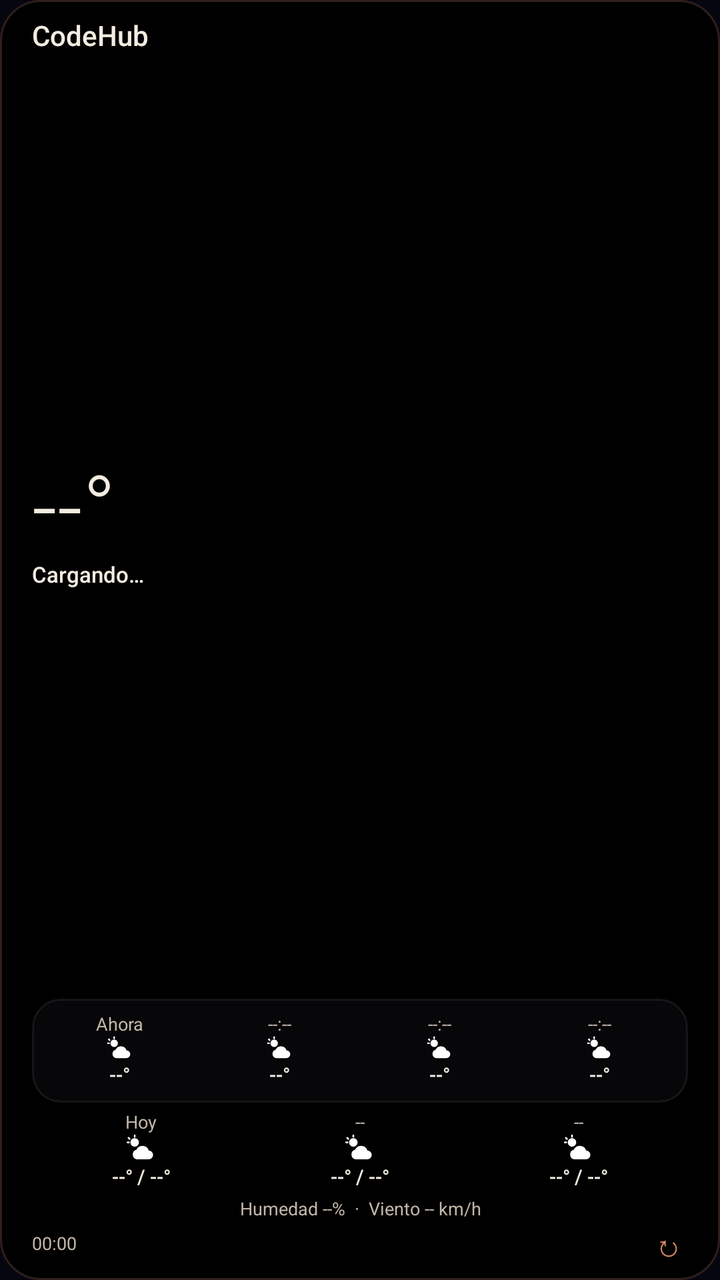
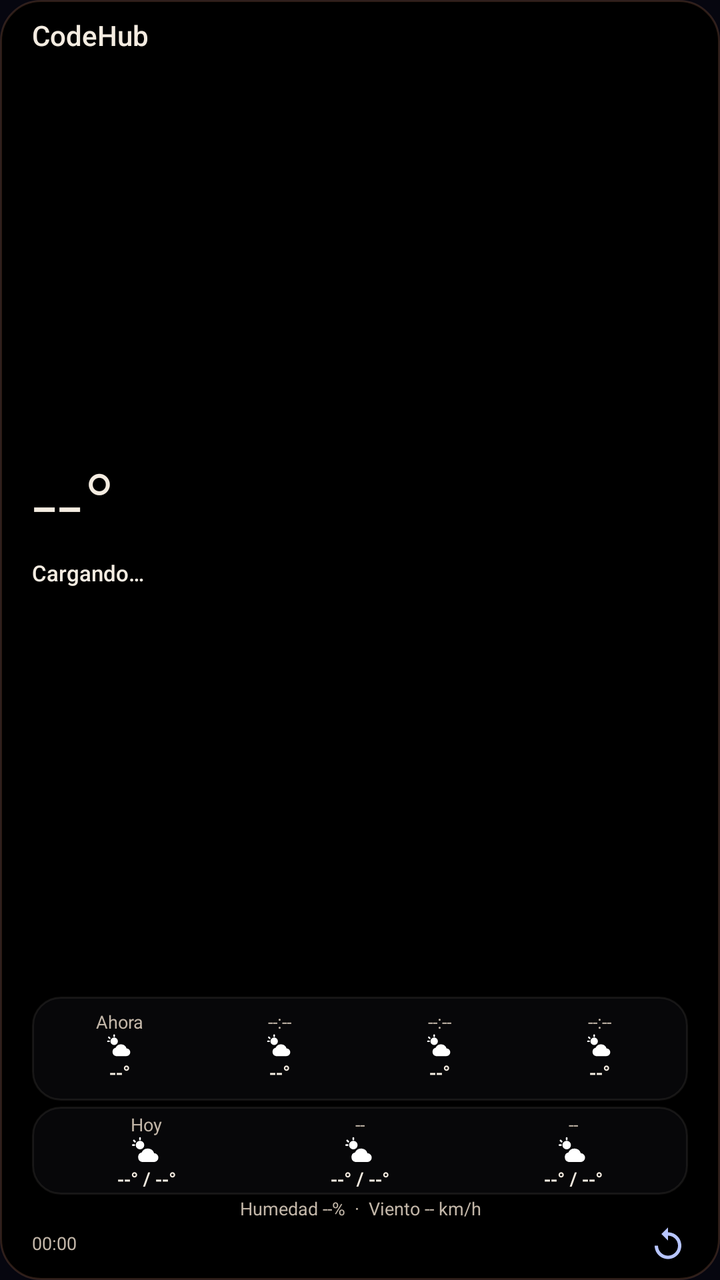

Before-and-after screenshots of an Android layout around one commit, followed by the original layout XML and the change that was made.
<!-- AndroidManifest.xml: application theme Theme.CodeHub -->
<!-- res/layout/widget_weather.xml -->
<?xml version="1.0" encoding="utf-8"?>
<FrameLayout xmlns:android="http://schemas.android.com/apk/res/android"
    android:id="@+id/widget_root"
    android:layout_width="match_parent"
    android:layout_height="match_parent"
    android:background="@drawable/widget_background">

    <ImageView
        android:id="@+id/widget_bg_image"
        android:layout_width="match_parent"
        android:layout_height="match_parent"
        android:scaleType="fitXY"
        android:contentDescription="@null" />

    <LinearLayout
        android:layout_width="match_parent"
        android:layout_height="match_parent"
        android:orientation="vertical"
        android:paddingStart="16dp"
        android:paddingTop="10dp"
        android:paddingEnd="16dp"
        android:paddingBottom="8dp">

        
        <LinearLayout
            android:layout_width="match_parent"
            android:layout_height="wrap_content"
            android:orientation="horizontal"
            android:gravity="center_vertical">

            <TextView
                android:includeFontPadding="false"
                android:id="@+id/widget_city"
                android:layout_width="0dp"
                android:layout_height="wrap_content"
                android:layout_weight="1"
                android:text="CodeHub"
                android:textColor="#F4ECE1"
                android:textSize="14sp"
                android:fontFamily="sans-serif-medium"
                android:maxLines="1"
                android:ellipsize="end" />

            <TextView
                android:includeFontPadding="false"
                android:id="@+id/widget_updated"
                android:layout_width="wrap_content"
                android:layout_height="wrap_content"
                android:text=""
                android:textColor="#C2B6A8"
                android:textSize="11sp"
                android:maxLines="1" />
        </LinearLayout>

        
        <LinearLayout
            android:layout_width="match_parent"
            android:layout_height="0dp"
            android:layout_weight="1"
            android:orientation="vertical"
            android:gravity="center_vertical">

            <TextView
                android:includeFontPadding="false"
                android:id="@+id/widget_temp"
                android:layout_width="wrap_content"
                android:layout_height="wrap_content"
                android:text="--°"
                android:textColor="#F4ECE1"
                android:textSize="44sp"
                android:fontFamily="sans-serif-light"
                android:maxLines="1" />

            <LinearLayout
                android:layout_width="match_parent"
                android:layout_height="wrap_content"
                android:layout_marginTop="1dp"
                android:orientation="horizontal"
                android:gravity="center_vertical">

                <TextView
                    android:includeFontPadding="false"
                    android:id="@+id/widget_condition"
                    android:layout_width="0dp"
                    android:layout_height="wrap_content"
                    android:layout_weight="1"
                    android:text="Cargando…"
                    android:textColor="#F4ECE1"
                    android:textSize="11sp"
                    android:fontFamily="sans-serif-medium"
                    android:maxLines="1"
                    android:ellipsize="end" />

                <TextView
                    android:includeFontPadding="false"
                    android:id="@+id/widget_feels"
                    android:layout_width="wrap_content"
                    android:layout_height="wrap_content"
                    android:paddingStart="8dp"
                    android:text=""
                    android:textColor="#C2B6A8"
                    android:textSize="10sp"
                    android:maxLines="1" />
            </LinearLayout>
        </LinearLayout>

        
        <LinearLayout
            android:id="@+id/widget_hourly"
            android:layout_width="match_parent"
            android:layout_height="52dp"
            android:layout_marginTop="3dp"
            android:orientation="horizontal"
            android:gravity="center_vertical"
            android:background="@drawable/widget_glass"
            android:paddingStart="4dp"
            android:paddingEnd="4dp"
            android:paddingTop="4dp"
            android:paddingBottom="4dp">

            <LinearLayout
                android:layout_width="0dp"
                android:layout_height="wrap_content"
                android:layout_weight="1"
                android:orientation="vertical"
                android:gravity="center">

                <TextView
                    android:includeFontPadding="false"
                    android:id="@+id/widget_h1_time"
                    android:layout_width="wrap_content"
                    android:layout_height="wrap_content"
                    android:text="Ahora"
                    android:textColor="#C2B6A8"
                    android:textSize="9sp"
                    android:maxLines="1" />

                <ImageView
                    android:id="@+id/widget_h1_icon"
                    android:layout_width="14dp"
                    android:layout_height="14dp"
                    android:contentDescription="@null"
                    android:src="@drawable/ic_wx_partly" />

                <TextView
                    android:includeFontPadding="false"
                    android:id="@+id/widget_h1_temp"
                    android:layout_width="wrap_content"
                    android:layout_height="wrap_content"
                    android:text="--°"
                    android:textColor="#F4ECE1"
                    android:textSize="10sp"
                    android:fontFamily="sans-serif-medium"
                    android:maxLines="1" />
            </LinearLayout>

            <LinearLayout
                android:layout_width="0dp"
                android:layout_height="wrap_content"
                android:layout_weight="1"
                android:orientation="vertical"
                android:gravity="center">

                <TextView
                    android:includeFontPadding="false"
                    android:id="@+id/widget_h2_time"
                    android:layout_width="wrap_content"
                    android:layout_height="wrap_content"
                    android:text="--:--"
                    android:textColor="#C2B6A8"
                    android:textSize="9sp"
                    android:maxLines="1" />

                <ImageView
                    android:id="@+id/widget_h2_icon"
                    android:layout_width="14dp"
                    android:layout_height="14dp"
                    android:contentDescription="@null"
                    android:src="@drawable/ic_wx_partly" />

                <TextView
                    android:includeFontPadding="false"
                    android:id="@+id/widget_h2_temp"
                    android:layout_width="wrap_content"
                    android:layout_height="wrap_content"
                    android:text="--°"
                    android:textColor="#F4ECE1"
                    android:textSize="10sp"
                    android:fontFamily="sans-serif-medium"
                    android:maxLines="1" />
            </LinearLayout>

            <LinearLayout
                android:layout_width="0dp"
                android:layout_height="wrap_content"
                android:layout_weight="1"
                android:orientation="vertical"
                android:gravity="center">

                <TextView
                    android:includeFontPadding="false"
                    android:id="@+id/widget_h3_time"
                    android:layout_width="wrap_content"
                    android:layout_height="wrap_content"
                    android:text="--:--"
                    android:textColor="#C2B6A8"
                    android:textSize="9sp"
                    android:maxLines="1" />

                <ImageView
                    android:id="@+id/widget_h3_icon"
                    android:layout_width="14dp"
                    android:layout_height="14dp"
                    android:contentDescription="@null"
                    android:src="@drawable/ic_wx_partly" />

                <TextView
                    android:includeFontPadding="false"
                    android:id="@+id/widget_h3_temp"
                    android:layout_width="wrap_content"
                    android:layout_height="wrap_content"
                    android:text="--°"
                    android:textColor="#F4ECE1"
                    android:textSize="10sp"
                    android:fontFamily="sans-serif-medium"
                    android:maxLines="1" />
            </LinearLayout>

            <LinearLayout
                android:layout_width="0dp"
                android:layout_height="wrap_content"
                android:layout_weight="1"
                android:orientation="vertical"
                android:gravity="center">

                <TextView
                    android:includeFontPadding="false"
                    android:id="@+id/widget_h4_time"
                    android:layout_width="wrap_content"
                    android:layout_height="wrap_content"
                    android:text="--:--"
                    android:textColor="#C2B6A8"
                    android:textSize="9sp"
                    android:maxLines="1" />

                <ImageView
                    android:id="@+id/widget_h4_icon"
                    android:layout_width="14dp"
                    android:layout_height="14dp"
                    android:contentDescription="@null"
                    android:src="@drawable/ic_wx_partly" />

                <TextView
                    android:includeFontPadding="false"
                    android:id="@+id/widget_h4_temp"
                    android:layout_width="wrap_content"
                    android:layout_height="wrap_content"
                    android:text="--°"
                    android:textColor="#F4ECE1"
                    android:textSize="10sp"
                    android:fontFamily="sans-serif-medium"
                    android:maxLines="1" />
            </LinearLayout>
        </LinearLayout>

        
        <LinearLayout
            android:id="@+id/widget_daily"
            android:layout_width="match_parent"
            android:layout_height="44dp"
            android:layout_marginTop="2dp"
            android:orientation="horizontal"
            android:gravity="center_vertical">

            <LinearLayout
                android:layout_width="0dp"
                android:layout_height="wrap_content"
                android:layout_weight="1"
                android:orientation="vertical"
                android:gravity="center">

                <TextView
                    android:includeFontPadding="false"
                    android:id="@+id/widget_d1_day"
                    android:layout_width="wrap_content"
                    android:layout_height="wrap_content"
                    android:text="Hoy"
                    android:textColor="#C2B6A8"
                    android:textSize="9sp"
                    android:maxLines="1" />

                <ImageView
                    android:id="@+id/widget_d1_icon"
                    android:layout_width="16dp"
                    android:layout_height="16dp"
                    android:contentDescription="@null"
                    android:src="@drawable/ic_wx_partly" />

                <TextView
                    android:includeFontPadding="false"
                    android:id="@+id/widget_d1_temp"
                    android:layout_width="wrap_content"
                    android:layout_height="wrap_content"
                    android:text="--° / --°"
                    android:textColor="#F4ECE1"
                    android:textSize="10sp"
                    android:fontFamily="sans-serif-medium"
                    android:maxLines="1" />
            </LinearLayout>

            <LinearLayout
                android:layout_width="0dp"
                android:layout_height="wrap_content"
                android:layout_weight="1"
                android:orientation="vertical"
                android:gravity="center">

                <TextView
                    android:includeFontPadding="false"
                    android:id="@+id/widget_d2_day"
                    android:layout_width="wrap_content"
                    android:layout_height="wrap_content"
                    android:text="--"
                    android:textColor="#C2B6A8"
                    android:textSize="9sp"
                    android:maxLines="1" />

                <ImageView
                    android:id="@+id/widget_d2_icon"
                    android:layout_width="16dp"
                    android:layout_height="16dp"
                    android:contentDescription="@null"
                    android:src="@drawable/ic_wx_partly" />

                <TextView
                    android:includeFontPadding="false"
                    android:id="@+id/widget_d2_temp"
                    android:layout_width="wrap_content"
                    android:layout_height="wrap_content"
                    android:text="--° / --°"
                    android:textColor="#F4ECE1"
                    android:textSize="10sp"
                    android:fontFamily="sans-serif-medium"
                    android:maxLines="1" />
            </LinearLayout>

            <LinearLayout
                android:layout_width="0dp"
                android:layout_height="wrap_content"
                android:layout_weight="1"
                android:orientation="vertical"
                android:gravity="center">

                <TextView
                    android:includeFontPadding="false"
                    android:id="@+id/widget_d3_day"
                    android:layout_width="wrap_content"
                    android:layout_height="wrap_content"
                    android:text="--"
                    android:textColor="#C2B6A8"
                    android:textSize="9sp"
                    android:maxLines="1" />

                <ImageView
                    android:id="@+id/widget_d3_icon"
                    android:layout_width="16dp"
                    android:layout_height="16dp"
                    android:contentDescription="@null"
                    android:src="@drawable/ic_wx_partly" />

                <TextView
                    android:includeFontPadding="false"
                    android:id="@+id/widget_d3_temp"
                    android:layout_width="wrap_content"
                    android:layout_height="wrap_content"
                    android:text="--° / --°"
                    android:textColor="#F4ECE1"
                    android:textSize="10sp"
                    android:fontFamily="sans-serif-medium"
                    android:maxLines="1" />
            </LinearLayout>
        </LinearLayout>

        
        <TextView
            android:includeFontPadding="false"
            android:id="@+id/widget_details"
            android:layout_width="match_parent"
            android:layout_height="wrap_content"
            android:layout_marginTop="2dp"
            android:text="Humedad --%  ·  Viento -- km/h"
            android:textColor="#C2B6A8"
            android:textSize="9sp"
            android:gravity="center"
            android:maxLines="1"
            android:ellipsize="end" />

        
        <LinearLayout
            android:layout_width="match_parent"
            android:layout_height="wrap_content"
            android:layout_marginTop="2dp"
            android:orientation="horizontal"
            android:gravity="center_vertical">

            <Chronometer
                android:includeFontPadding="false"
                android:id="@+id/widget_updated2"
                android:layout_width="0dp"
                android:layout_height="wrap_content"
                android:layout_weight="1"
                android:text=""
                android:textColor="#C2B6A8"
                android:textSize="9sp"
                android:maxLines="1" />

            <ProgressBar
                android:id="@+id/widget_refresh_progress"
                style="?android:attr/progressBarStyleSmall"
                android:layout_width="14dp"
                android:layout_height="14dp"
                android:visibility="gone" />

            <TextView
                android:includeFontPadding="false"
                android:id="@+id/widget_refresh"
                android:layout_width="20dp"
                android:layout_height="20dp"
                android:gravity="center"
                android:text="↻"
                android:textColor="#D98A67"
                android:textSize="15sp"
                android:contentDescription="Actualizar clima" />
        </LinearLayout>
    </LinearLayout>
</FrameLayout>
<!-- resources referenced by this layout -->
<resources>
  <!-- drawable ic_wx_partly (drawable) -->
  <?xml version="1.0" encoding="utf-8"?>
  <vector xmlns:android="http://schemas.android.com/apk/res/android"
      android:width="24dp"
      android:height="24dp"
      android:viewportWidth="24"
      android:viewportHeight="24">
      <path
          android:fillColor="#FFFFFFFF"
          android:pathData="M7,3.6A3.2,3.2 0 1,0 7,10A3.2,3.2 0 1,0 7,3.6Z" />
      <path
          android:pathData="M7,1.5L7,2.6M2.4,3.4L3.2,4.2M1.6,6.8L2.7,6.8"
          android:strokeColor="#FFFFFFFF"
          android:strokeLineCap="round"
          android:strokeWidth="1.3" />
      <path
          android:fillColor="#FFFFFFFF"
          android:pathData="M8.6,19.5H17.4A3.3,3.3 0 0,0 17.6,12.9A5,5 0 0,0 8.3,12.3A3.7,3.7 0 0,0 8.6,19.5Z" />
  </vector>
  <!-- drawable widget_background (drawable) -->
  <?xml version="1.0" encoding="utf-8"?>
  <shape xmlns:android="http://schemas.android.com/apk/res/android"
      android:shape="rectangle">
      <solid android:color="#FF000000" />
      <corners android:radius="20dp" />
      <stroke
          android:width="1dp"
          android:color="#33D98A67" />
  </shape>
  <!-- drawable widget_glass (drawable) -->
  <?xml version="1.0" encoding="utf-8"?>
  <shape xmlns:android="http://schemas.android.com/apk/res/android"
      android:shape="rectangle">
      <corners android:radius="14dp" />
      <solid android:color="#E608080A" />
      <stroke
          android:width="1dp"
          android:color="#14F4ECE1" />
  </shape>
  <style name="Theme.CodeHub" parent="android:Theme.Material.NoActionBar">
          <item name="android:colorPrimary">#2f80ed</item>
          <item name="android:colorPrimaryDark">#080810</item>
          <item name="android:colorAccent">#2f80ed</item>
          <item name="android:windowBackground">#080810</item>
          <item name="android:statusBarColor">#080810</item>
          <item name="android:navigationBarColor">#080810</item>
          <item name="android:windowFullscreen">false</item>
          <item name="android:windowTranslucentStatus">false</item>
          <item name="android:windowTranslucentNavigation">false</item>
      </style>
</resources>

<!-- the commit's change to res/layout/widget_weather.xml (unified diff, before → after) -->
@@ -268,9 +268,14 @@
             android:id="@+id/widget_daily"
             android:layout_width="match_parent"
             android:layout_height="44dp"
-            android:layout_marginTop="2dp"
+            android:layout_marginTop="3dp"
             android:orientation="horizontal"
-            android:gravity="center_vertical">
+            android:gravity="center_vertical"
+            android:background="@drawable/widget_glass"
+            android:paddingStart="4dp"
+            android:paddingEnd="4dp"
+            android:paddingTop="4dp"
+            android:paddingBottom="4dp">
 
             <LinearLayout
                 android:layout_width="0dp"
@@ -421,15 +426,12 @@
                 android:layout_height="14dp"
                 android:visibility="gone" />
 
-            <TextView
-                android:includeFontPadding="false"
+            <ImageView
                 android:id="@+id/widget_refresh"
                 android:layout_width="20dp"
                 android:layout_height="20dp"
-                android:gravity="center"
-                android:text="↻"
-                android:textColor="#D98A67"
-                android:textSize="15sp"
+                android:src="@drawable/ic_store_refresh"
+                android:scaleType="fitCenter"
                 android:contentDescription="Actualizar clima" />
         </LinearLayout>
     </LinearLayout>
<!-- resource entries referenced after the edit -->
@@ -1,5 +1,10 @@
 <!-- resources referenced by this layout -->
 <resources>
+  <!-- drawable ic_store_refresh (drawable) -->
+  <vector xmlns:android="http://schemas.android.com/apk/res/android"
+      android:width="24dp" android:height="24dp" android:viewportWidth="24" android:viewportHeight="24">
+      <path android:fillColor="#FFB7C5FF" android:pathData="M12,5V2L8,6l4,4V7c3.31,0 6,2.69 6,6s-2.69,6 -6,6 -6,-2.69 -6,-6H4c0,4.42 3.58,8 8,8s8,-3.58 8,-8 -3.58,-8 -8,-8z" />
+  </vector>
   <!-- drawable ic_wx_partly (drawable) -->
   <?xml version="1.0" encoding="utf-8"?>
   <vector xmlns:android="http://schemas.android.com/apk/res/android"
